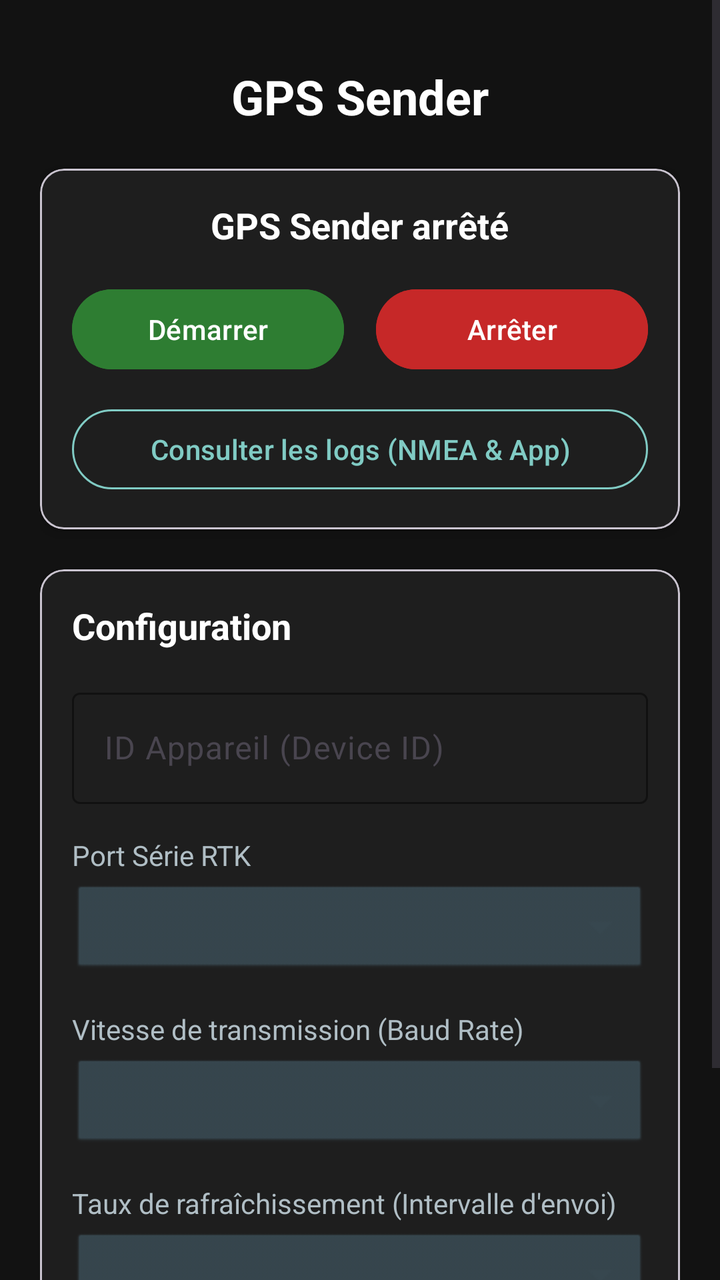
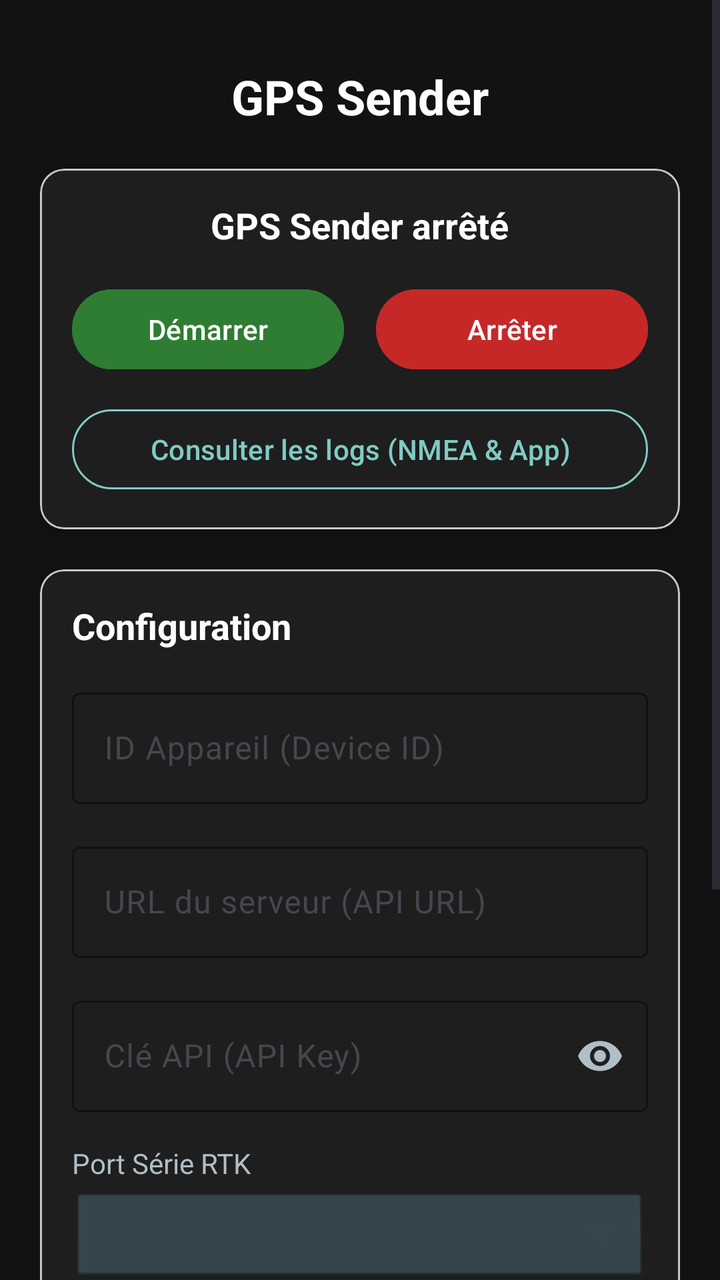

Two renders of the same Android screen: before a commit and after it. Below are the layout's source before the change and the commit's diff.
<!-- AndroidManifest.xml: application theme Theme.GPSSender -->
<!-- res/layout/activity_main.xml -->
<?xml version="1.0" encoding="utf-8"?>
<ScrollView xmlns:android="http://schemas.android.com/apk/res/android"
    xmlns:app="http://schemas.android.com/apk/res-auto"
    android:layout_width="match_parent"
    android:layout_height="match_parent"
    android:fillViewport="true"
    android:background="#121212">

    <LinearLayout
        android:layout_width="match_parent"
        android:layout_height="wrap_content"
        android:orientation="vertical"
        android:padding="20dp">

        <TextView
            android:layout_width="match_parent"
            android:layout_height="wrap_content"
            android:text="GPS Sender"
            android:textSize="24sp"
            android:textStyle="bold"
            android:textColor="@android:color/white"
            android:gravity="center"
            android:layout_marginTop="12dp"
            android:layout_marginBottom="20dp" />

        
        <com.google.android.material.card.MaterialCardView
            android:layout_width="match_parent"
            android:layout_height="wrap_content"
            android:layout_marginBottom="20dp"
            app:cardCornerRadius="12dp"
            app:cardElevation="4dp"
            app:cardBackgroundColor="#1E1E1E">

            <LinearLayout
                android:layout_width="match_parent"
                android:layout_height="wrap_content"
                android:orientation="vertical"
                android:padding="16dp"
                android:gravity="center">

                <TextView
                    android:id="@+id/statusText"
                    android:layout_width="wrap_content"
                    android:layout_height="wrap_content"
                    android:text="GPS Sender arrêté"
                    android:textSize="18sp"
                    android:textStyle="bold"
                    android:textColor="@android:color/white"
                    android:layout_marginBottom="16dp"
                    android:gravity="center" />

                <LinearLayout
                    android:layout_width="match_parent"
                    android:layout_height="wrap_content"
                    android:orientation="horizontal"
                    android:gravity="center"
                    android:layout_marginBottom="12dp">

                    <Button
                        android:id="@+id/startButton"
                        android:layout_width="0dp"
                        android:layout_height="wrap_content"
                        android:layout_weight="1"
                        android:layout_marginEnd="8dp"
                        android:text="Démarrer"
                        android:backgroundTint="#2E7D32" />

                    <Button
                        android:id="@+id/stopButton"
                        android:layout_width="0dp"
                        android:layout_height="wrap_content"
                        android:layout_weight="1"
                        android:layout_marginStart="8dp"
                        android:text="Arrêter"
                        android:backgroundTint="#C62828" />
                </LinearLayout>

                <Button
                    android:id="@+id/viewLogsButton"
                    style="@style/Widget.Material3.Button.OutlinedButton"
                    android:layout_width="match_parent"
                    android:layout_height="wrap_content"
                    android:text="Consulter les logs (NMEA &amp; App)"
                    android:textColor="#80CBC4"
                    app:strokeColor="#80CBC4" />

            </LinearLayout>
        </com.google.android.material.card.MaterialCardView>

        
        <com.google.android.material.card.MaterialCardView
            android:layout_width="match_parent"
            android:layout_height="wrap_content"
            app:cardCornerRadius="12dp"
            app:cardElevation="4dp"
            app:cardBackgroundColor="#1E1E1E">

            <LinearLayout
                android:layout_width="match_parent"
                android:layout_height="wrap_content"
                android:orientation="vertical"
                android:padding="16dp">

                <TextView
                    android:layout_width="match_parent"
                    android:layout_height="wrap_content"
                    android:text="Configuration"
                    android:textSize="18sp"
                    android:textStyle="bold"
                    android:textColor="@android:color/white"
                    android:layout_marginBottom="16dp" />

                
                <com.google.android.material.textfield.TextInputLayout
                    android:layout_width="match_parent"
                    android:layout_height="wrap_content"
                    android:layout_marginBottom="16dp"
                    android:hint="ID Appareil (Device ID)"
                    app:boxBackgroundMode="outline"
                    app:boxStrokeColor="#80CBC4"
                    app:hintTextColor="#80CBC4">

                    <com.google.android.material.textfield.TextInputEditText
                        android:id="@+id/deviceIdEditText"
                        android:layout_width="match_parent"
                        android:layout_height="wrap_content"
                        android:inputType="text"
                        android:textColor="@android:color/white"
                        android:textSize="16sp" />
                </com.google.android.material.textfield.TextInputLayout>

                
                <TextView
                    android:layout_width="match_parent"
                    android:layout_height="wrap_content"
                    android:text="Port Série RTK"
                    android:textColor="#B0BEC5"
                    android:textSize="14sp"
                    android:layout_marginBottom="4dp" />

                <Spinner
                    android:id="@+id/portSpinner"
                    android:layout_width="match_parent"
                    android:layout_height="48dp"
                    android:layout_marginBottom="16dp"
                    android:background="@android:drawable/btn_dropdown"
                    android:backgroundTint="#37474F" />

                
                <TextView
                    android:layout_width="match_parent"
                    android:layout_height="wrap_content"
                    android:text="Vitesse de transmission (Baud Rate)"
                    android:textColor="#B0BEC5"
                    android:textSize="14sp"
                    android:layout_marginBottom="4dp" />

                <Spinner
                    android:id="@+id/baudRateSpinner"
                    android:layout_width="match_parent"
                    android:layout_height="48dp"
                    android:layout_marginBottom="16dp"
                    android:background="@android:drawable/btn_dropdown"
                    android:backgroundTint="#37474F" />

                
                <TextView
                    android:layout_width="match_parent"
                    android:layout_height="wrap_content"
                    android:text="Taux de rafraîchissement (Intervalle d'envoi)"
                    android:textColor="#B0BEC5"
                    android:textSize="14sp"
                    android:layout_marginBottom="4dp" />

                <Spinner
                    android:id="@+id/refreshRateSpinner"
                    android:layout_width="match_parent"
                    android:layout_height="48dp"
                    android:layout_marginBottom="20dp"
                    android:background="@android:drawable/btn_dropdown"
                    android:backgroundTint="#37474F" />

                
                <Button
                    android:id="@+id/saveButton"
                    android:layout_width="match_parent"
                    android:layout_height="wrap_content"
                    android:text="Enregistrer les paramètres"
                    android:backgroundTint="#0288D1"
                    android:textColor="@android:color/white" />

            </LinearLayout>
        </com.google.android.material.card.MaterialCardView>

    </LinearLayout>
</ScrollView>
<!-- resources referenced by this layout -->
<resources>
  <style name="Theme.GPSSender" parent="Base.Theme.GPSSender" />
  <style name="Base.Theme.GPSSender" parent="Theme.Material3.DayNight.NoActionBar">
          
          
      </style>
</resources>

<!-- the commit's change to res/layout/activity_main.xml (unified diff, before → after) -->
@@ -131,6 +131,46 @@
                 </com.google.android.material.textfield.TextInputLayout>
 
                 
+                <com.google.android.material.textfield.TextInputLayout
+                    android:layout_width="match_parent"
+                    android:layout_height="wrap_content"
+                    android:layout_marginBottom="16dp"
+                    android:hint="URL du serveur (API URL)"
+                    app:boxBackgroundMode="outline"
+                    app:boxStrokeColor="#80CBC4"
+                    app:hintTextColor="#80CBC4">
+
+                    <com.google.android.material.textfield.TextInputEditText
+                        android:id="@+id/apiUrlEditText"
+                        android:layout_width="match_parent"
+                        android:layout_height="wrap_content"
+                        android:inputType="textUri"
+                        android:textColor="@android:color/white"
+                        android:textSize="16sp" />
+                </com.google.android.material.textfield.TextInputLayout>
+
+                
+                <com.google.android.material.textfield.TextInputLayout
+                    android:layout_width="match_parent"
+                    android:layout_height="wrap_content"
+                    android:layout_marginBottom="16dp"
+                    android:hint="Clé API (API Key)"
+                    app:boxBackgroundMode="outline"
+                    app:boxStrokeColor="#80CBC4"
+                    app:hintTextColor="#80CBC4"
+                    app:endIconMode="password_toggle"
+                    app:endIconTint="#B0BEC5">
+
+                    <com.google.android.material.textfield.TextInputEditText
+                        android:id="@+id/apiKeyEditText"
+                        android:layout_width="match_parent"
+                        android:layout_height="wrap_content"
+                        android:inputType="textPassword"
+                        android:textColor="@android:color/white"
+                        android:textSize="16sp" />
+                </com.google.android.material.textfield.TextInputLayout>
+
+                
                 <TextView
                     android:layout_width="match_parent"
                     android:layout_height="wrap_content"
